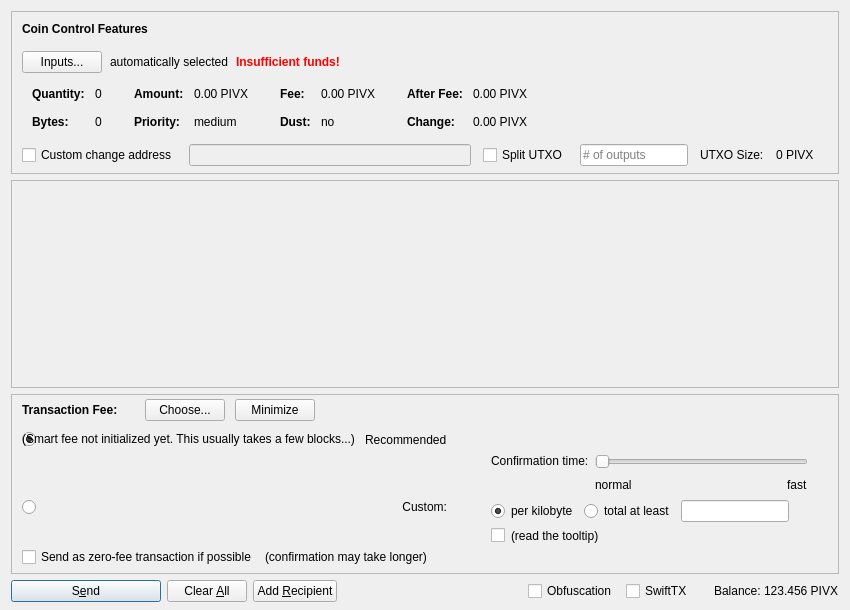
Before: the Qt Designer form src/qt/forms/sendcoinsdialog.ui in eons-finance/ALQO, drawn with Qt 5.
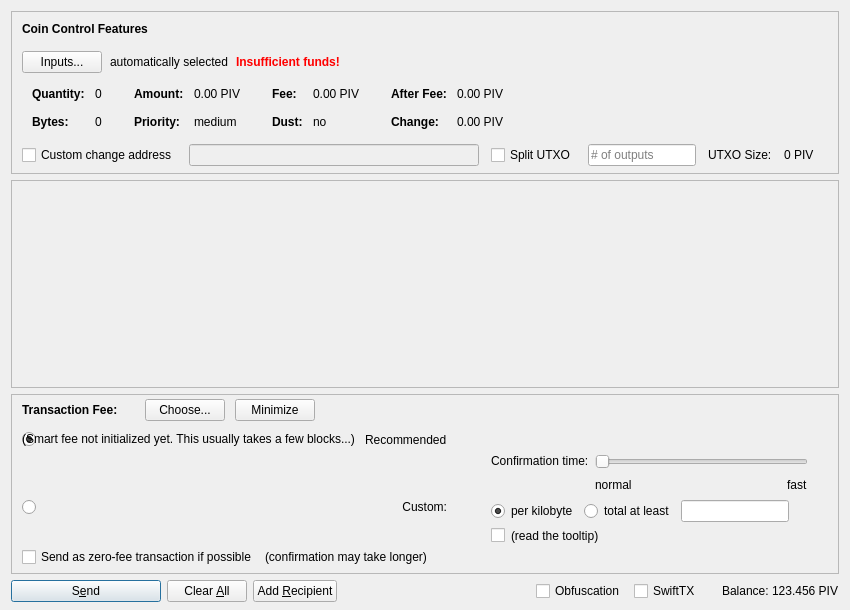
After: the same form once the commit is applied. Icons and pictures are not drawn. Custom widgets are drawn as their Qt base class.

Commit message: changed coin name from PIVX to PIV

```diff
--- a/src/qt/forms/sendcoinsdialog.ui
+++ b/src/qt/forms/sendcoinsdialog.ui
@@ -324,7 +324,7 @@
                   <enum>Qt::ActionsContextMenu</enum>
                  </property>
                  <property name="text">
-                  <string notr="true">0.00 PIVX</string>
+                  <string notr="true">0.00 PIV</string>
                  </property>
                  <property name="textInteractionFlags">
                   <set>Qt::LinksAccessibleByMouse|Qt::TextSelectableByKeyboard|Qt::TextSelectableByMouse</set>
@@ -404,7 +404,7 @@
                   <enum>Qt::ActionsContextMenu</enum>
                  </property>
                  <property name="text">
-                  <string notr="true">0.00 PIVX</string>
+                  <string notr="true">0.00 PIV</string>
                  </property>
                  <property name="textInteractionFlags">
                   <set>Qt::LinksAccessibleByMouse|Qt::TextSelectableByKeyboard|Qt::TextSelectableByMouse</set>
@@ -484,7 +484,7 @@
                   <enum>Qt::ActionsContextMenu</enum>
                  </property>
                  <property name="text">
-                  <string notr="true">0.00 PIVX</string>
+                  <string notr="true">0.00 PIV</string>
                  </property>
                  <property name="textInteractionFlags">
                   <set>Qt::LinksAccessibleByMouse|Qt::TextSelectableByKeyboard|Qt::TextSelectableByMouse</set>
@@ -513,7 +513,7 @@
                   <enum>Qt::ActionsContextMenu</enum>
                  </property>
                  <property name="text">
-                  <string notr="true">0.00 PIVX</string>
+                  <string notr="true">0.00 PIV</string>
                  </property>
                  <property name="textInteractionFlags">
                   <set>Qt::LinksAccessibleByMouse|Qt::TextSelectableByKeyboard|Qt::TextSelectableByMouse</set>
@@ -594,7 +594,7 @@
           <item>
            <widget class="QLabel" name="labelBlockSize">
             <property name="text">
-             <string>0 PIVX</string>
+             <string>0 PIV</string>
             </property>
            </widget>
           </item>
@@ -1432,7 +1432,7 @@
           <cursorShape>IBeamCursor</cursorShape>
          </property>
          <property name="text">
-          <string notr="true">123.456 PIVX</string>
+          <string notr="true">123.456 PIV</string>
          </property>
          <property name="textInteractionFlags">
           <set>Qt::LinksAccessibleByMouse|Qt::TextSelectableByKeyboard|Qt::TextSelectableByMouse</set>
```
Left out of the diff: 4 changed lines with no effect on the pictures. The commit also changes 51 other files.
